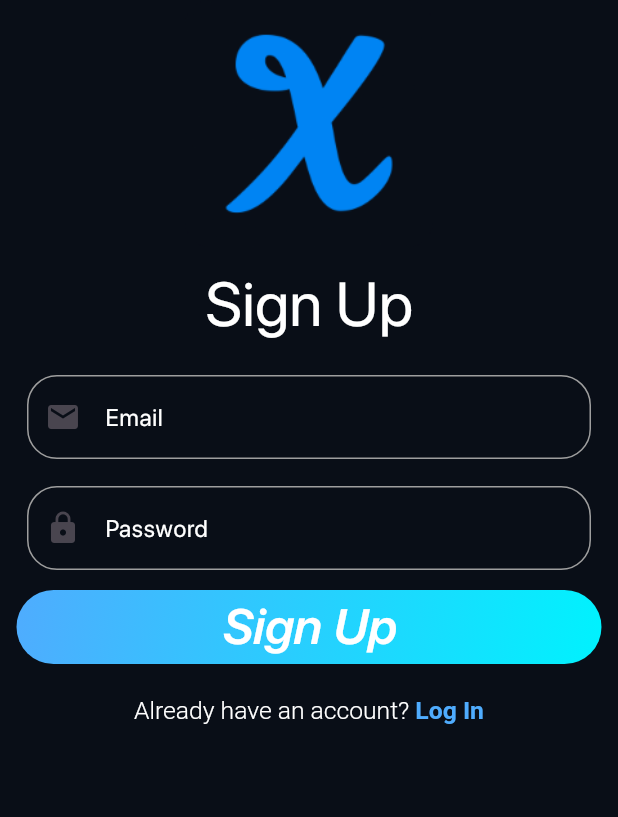
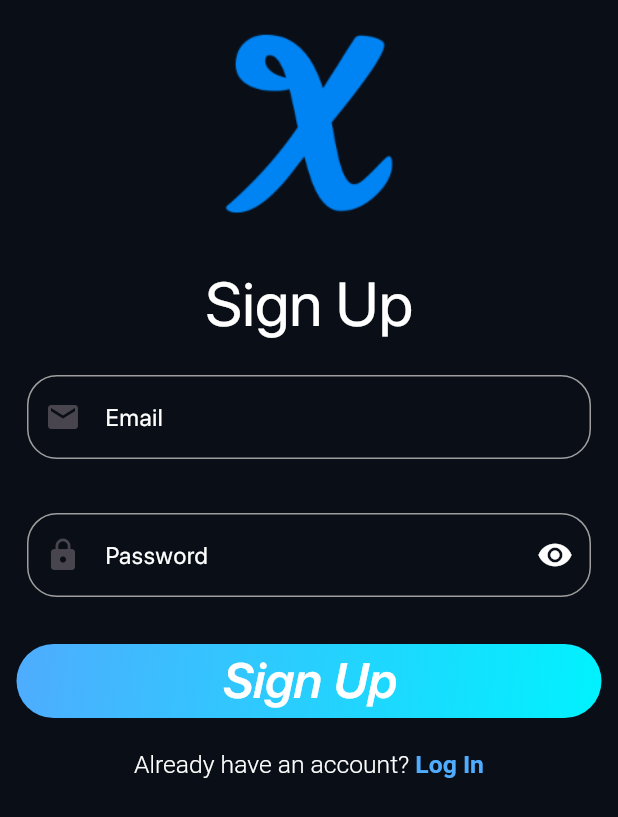
Before and after one commit to real-Hafez/cinema-x, a Flutter app: the screen it shows after launch, on a phone screen of 412 x 824 dp. Shown: the top 817 px of the screen. Run offline on Flutter 3.47's test engine with Material 3 defaults, Android fonts, the phone set to English and light mode, and no system bars; our stand-ins replace audioplayers, bloc, firebase_auth, firebase_core, flutter_bloc, fluttertoast and 1 more; accounts and stored records are empty.

Commit message:
finish sign up - login cubits

```diff
--- /dev/null
+++ b/lib/login_and_sign_up_pages/bloc/signup/cubit/signup_cubit_state.dart
@@ -0,0 +1,16 @@
+part of 'signup_cubit.dart';
+
+@immutable
+sealed class SignupCubitState {}
+
+final class SignupCubitInitial extends SignupCubitState {}
+
+final class SignupCubitloading extends SignupCubitState {}
+
+final class SignupCubitfailure extends SignupCubitState {
+  final String error;
+
+  SignupCubitfailure({required this.error});
+}
+
+final class SignupCubitsucsess extends SignupCubitState {}
--- a/lib/login_and_sign_up_pages/screens/sign_up_screen.dart
+++ b/lib/login_and_sign_up_pages/screens/sign_up_screen.dart
@@ -1,10 +1,17 @@
+import 'package:cinema_x/Home_page/screen/home_screen.dart';
+import 'package:cinema_x/login_and_sign_up_pages/bloc/signup/cubit/signup_cubit.dart';
 import 'package:cinema_x/login_and_sign_up_pages/screens/login_screen.dart';
+import 'package:cinema_x/login_and_sign_up_pages/service/auth_Service.dart';
 import 'package:cinema_x/login_and_sign_up_pages/widgets/Email_widget.dart';
 import 'package:cinema_x/login_and_sign_up_pages/widgets/Password_widget.dart';
 import 'package:cinema_x/login_and_sign_up_pages/widgets/Sign_Up_button.dart';
 import 'package:flutter/gestures.dart';
 import 'package:flutter/material.dart';
-import 'package:get/get.dart';
+import 'package:flutter_bloc/flutter_bloc.dart';
+import 'package:fluttertoast/fluttertoast.dart';
+import 'package:get/get.dart' as get_package;
+import 'package:get/get_navigation/src/routes/transitions_type.dart'
+    as get_transitions;
 
 class SignUpScreen extends StatelessWidget {
   SignUpScreen({super.key});
@@ -13,9 +20,41 @@ class SignUpScreen extends StatelessWidget {
 
   @override
   Widget build(BuildContext context) {
-    return Scaffold(
+    return BlocProvider(
+      create: (context) => SignupCubit(AuthService()),
+      child: Scaffold(
         backgroundColor: const Color(0xff090E17),
-      body: SingleChildScrollView(
+        body: BlocConsumer<SignupCubit, SignupCubitState>(
+          listener: (context, state) {
+            if (state is SignupCubitfailure) {
+              Fluttertoast.showToast(
+                msg: state.error,
+                toastLength: Toast.LENGTH_LONG,
+                gravity: ToastGravity.SNACKBAR,
+                backgroundColor: Colors.black54,
+                textColor: Colors.white,
+                fontSize: 18.0,
+              );
+            } else if (state is SignupCubitsucsess) {
+              Future.delayed(const Duration(seconds: 1), () {
+                Navigator.pushReplacement(
+                  context,
+                  MaterialPageRoute(
+                    builder: (context) => const Home_screen(),
+                  ),
+                );
+              });
+            }
+          },
+          builder: (context, state) {
+            if (state is SignupCubitloading) {
+              return const Center(
+                child: CircularProgressIndicator(
+                  valueColor: AlwaysStoppedAnimation<Color>(Colors.white),
+                ),
+              );
+            }
+            return SingleChildScrollView(
               physics: const BouncingScrollPhysics(),
               reverse: true,
               padding: EdgeInsets.only(
@@ -44,15 +83,12 @@ class SignUpScreen extends StatelessWidget {
                   ),
                   Column(
                     children: [
-                //    const First_Name_widget(),
-                //    const Last_Name_widget(),
                       Email_widget(
                         controller: emailController,
                       ),
-                Password_widget(
+                      Password_sign_up(
                         controller: passwordController,
                       ),
-                //    const confirm_Password_widget(),
                       SizedBox(
                         height: MediaQuery.of(context).size.height * .01,
                       ),
@@ -78,9 +114,10 @@ class SignUpScreen extends StatelessWidget {
                             TextSpan(
                               recognizer: TapGestureRecognizer()
                                 ..onTap = () {
-                            Get.to(
+                                  get_package.Get.to(
                                     () => LoginScreen(),
-                              transition: Transition.rightToLeft,
+                                    transition:
+                                        get_transitions.Transition.rightToLeft,
                                   );
                                 },
                               text: 'Log In',
@@ -92,12 +129,12 @@ class SignUpScreen extends StatelessWidget {
                           ],
                         ),
                       ),
-                // SizedBox(
-                //   height: MediaQuery.of(context).size.height * .02,
-                // ),
                     ],
-            )
+                  ),
                 ],
+              ),
+            );
+          },
         ),
       ),
     );
--- a/lib/login_and_sign_up_pages/widgets/Password_widget.dart
+++ b/lib/login_and_sign_up_pages/widgets/Password_widget.dart
@@ -1,26 +1,44 @@
 import 'package:flutter/material.dart';
 
-class Password_widget extends StatelessWidget {
+class Password_sign_up extends StatefulWidget {
   final TextEditingController controller;
 
-  const Password_widget({super.key, required this.controller});
+  const Password_sign_up({
+    super.key,
+    required this.controller,
+  });
+
+  @override
+  _Password_sign_upState createState() => _Password_sign_upState();
+}
+
+class _Password_sign_upState extends State<Password_sign_up> {
+  bool _obscureText = true;
+
+  void _togglePasswordVisibility() {
+    setState(() {
+      _obscureText = !_obscureText;
+    });
+  }
 
   @override
   Widget build(BuildContext context) {
     return Padding(
-      padding: const EdgeInsets.symmetric(
-        horizontal: 18,
-        vertical: 0,
-      ),
+      padding: const EdgeInsets.symmetric(horizontal: 18, vertical: 18),
       child: TextFormField(
-        controller: controller,
-        obscureText: true,
-        style: const TextStyle(
-          color: Colors.white,
-        ),
+        controller: widget.controller,
+        obscureText: _obscureText,
+        style: const TextStyle(color: Colors.white),
         decoration: InputDecoration(
           labelText: 'Password',
           prefixIcon: const Icon(Icons.lock),
+          suffixIcon: IconButton(
+            icon: Icon(
+              _obscureText ? Icons.visibility : Icons.visibility_off,
+              color: Colors.white,
+            ),
+            onPressed: _togglePasswordVisibility,
+          ),
           border: OutlineInputBorder(
             borderRadius: BorderRadius.circular(20.0),
           ),
--- a/lib/login_and_sign_up_pages/widgets/Sign_Up_button.dart
+++ b/lib/login_and_sign_up_pages/widgets/Sign_Up_button.dart
@@ -1,5 +1,6 @@
-import 'package:cinema_x/login_and_sign_up_pages/service/auth_Service.dart';
+import 'package:cinema_x/login_and_sign_up_pages/bloc/signup/cubit/signup_cubit.dart';
 import 'package:flutter/material.dart';
+import 'package:flutter_bloc/flutter_bloc.dart';
 
 class Sign_Up_button extends StatelessWidget {
   final TextEditingController emailController;
@@ -21,31 +22,32 @@ class Sign_Up_button extends StatelessWidget {
         decoration: BoxDecoration(
           borderRadius: BorderRadius.circular(25.0),
           gradient: const LinearGradient(
-            colors: [Color(0xff4facfe), Color(0xff00f2fe)],
+            colors: [Color(0xff4facfe), Color(0xff00f2fe)], // Gradient colors
             begin: Alignment.topLeft,
             end: Alignment.bottomRight,
           ),
         ),
         child: ElevatedButton(
           onPressed: () {
-            AuthService().signup(
+            final signupCubit = context.read<SignupCubit>();
+            signupCubit.signUp(
+              context: context,
               email: emailController.text,
               password: passwordController.text,
-              context: context,
             );
           },
           style: ElevatedButton.styleFrom(
             backgroundColor: Colors.transparent,
             shadowColor: Colors.transparent,
             shape: RoundedRectangleBorder(
-              borderRadius: BorderRadius.circular(25.0),
+              borderRadius: BorderRadius.circular(25.0), // Rounded corners
             ),
           ),
           child: Text(
             'Sign Up',
             style: TextStyle(
               fontSize: MediaQuery.of(context).size.height * .04,
-              color: Colors.white,
+              color: Colors.white, // Text color
               fontWeight: FontWeight.bold,
             ),
           ),
--- a/pubspec.yaml
+++ b/pubspec.yaml
@@ -35,6 +35,7 @@ dependencies:
   firebase_core: ^3.2.0
   flutter:
     sdk: flutter
+  flutter_bloc: ^8.1.6
   fluttertoast: ^8.2.6
   get: ^4.6.6
 
```
Also changed, not shown: lib/login_and_sign_up_pages/bloc/login/cubit/login_cubit.dart (added, +27 -0 lines), lib/login_and_sign_up_pages/bloc/login/cubit/login_state.dart (added, +16 -0 lines), lib/login_and_sign_up_pages/bloc/signup/cubit/signup_cubit.dart (added, +30 -0 lines), lib/login_and_sign_up_pages/screens/login_screen.dart (+41 -5 lines), lib/login_and_sign_up_pages/service/auth_Service.dart (+29 -34 lines), lib/login_and_sign_up_pages/widgets/buttom_login.dart (+5 -2 lines), pubspec.lock. Lines whose indentation alone changed are shown as unchanged.
